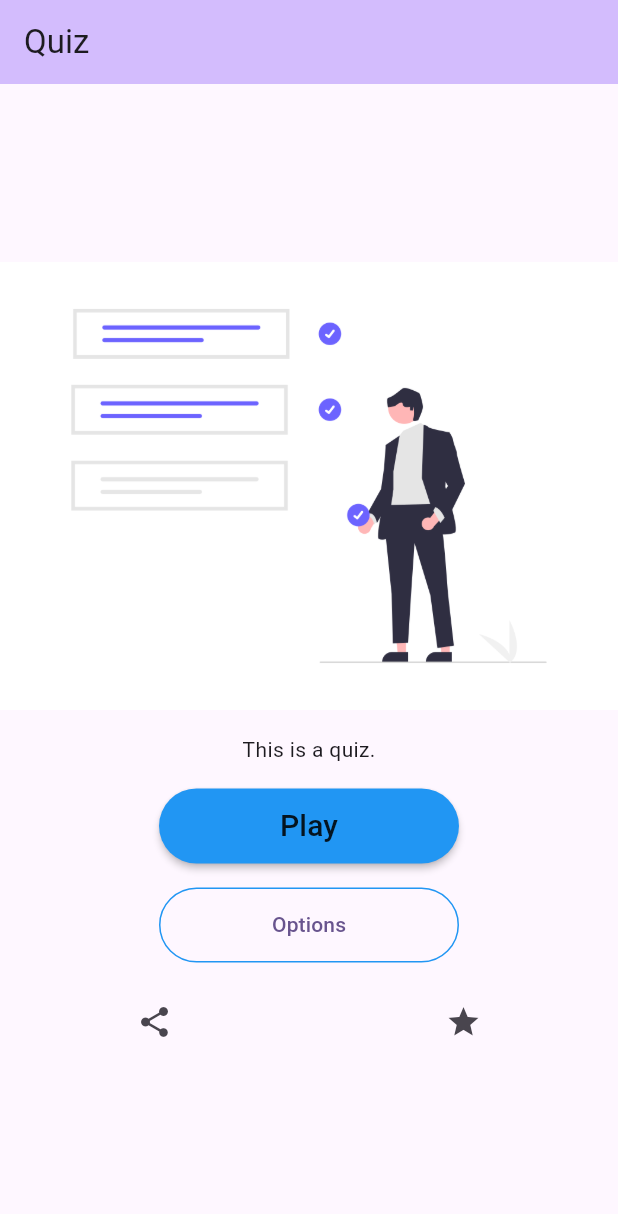
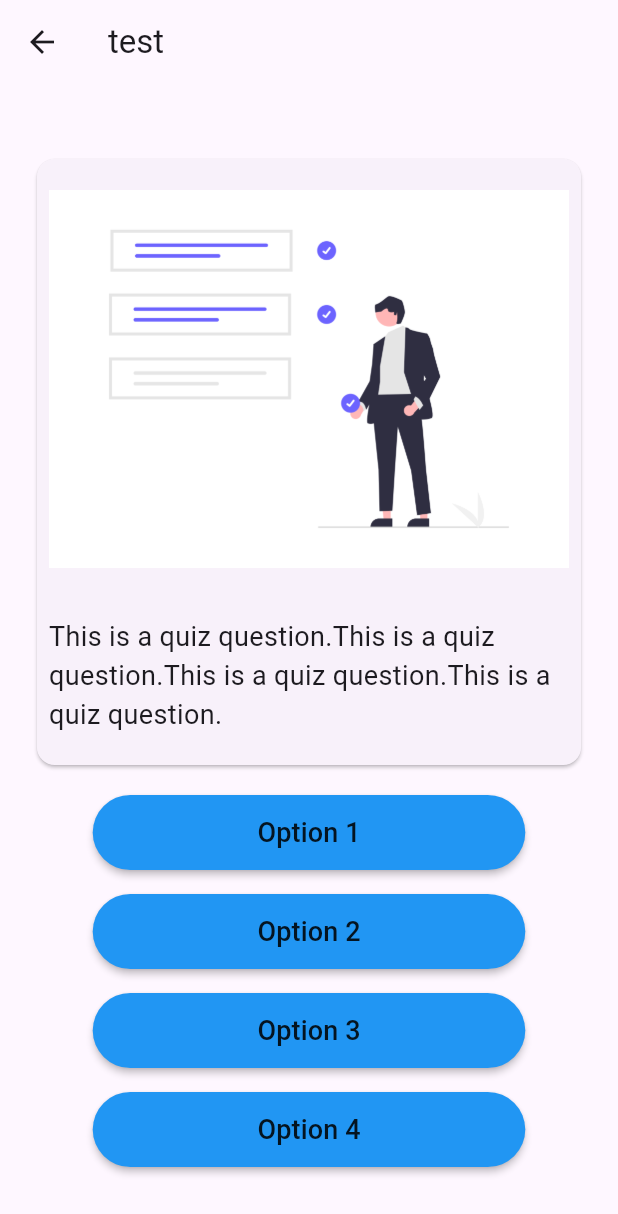
Before and after one commit to ekhiw/quis_kebangsaan, a Flutter app: the screen it shows after launch, after a tap on "Play", on a phone screen of 412 x 824 dp. Shown: the top 1214 px of the screen. Run offline on Flutter 3.47's test engine with Material 2 defaults, Android fonts, the phone set to English and light mode, and no system bars; our stand-ins replace equatable, firebase_core, firebase_database, flutter_bloc, get_it, rxdart; accounts and stored records are empty.

Commit message:
search topic and add question screen

```diff
--- a/lib/injection.dart
+++ b/lib/injection.dart
@@ -3,6 +3,7 @@ import 'package:quis_kebangsaan/src/data/datasources/firebase_rt_datasource.dart
 import 'package:quis_kebangsaan/src/data/repository/main_repository.dart';
 import 'package:quis_kebangsaan/src/domain/repository/base_repository.dart';
 import 'package:quis_kebangsaan/src/domain/usecases/get_all_topics.dart';
+import 'package:quis_kebangsaan/src/domain/usecases/search_topic.dart';
 import 'package:quis_kebangsaan/src/presentation/bloc/dashboard/dashboard_bloc.dart';
 
 final locator = GetIt.instance;
@@ -12,12 +13,14 @@ void init() {
   // =========== bloc ==============
   locator.registerFactory(
         () => DashboardBloc(
-      locator(),
+          getAllTopics: locator(),
+          searchTopic: locator(),
     ),
   );
 
   // ========= usecases ============
   locator.registerLazySingleton(() => GetAllTopics(locator()));
+  locator.registerLazySingleton(() => SearchTopic(locator()));
 
 
   // ======== repository ===========
--- a/lib/main.dart
+++ b/lib/main.dart
@@ -2,9 +2,11 @@ import 'package:flutter/material.dart';
 import 'package:flutter_bloc/flutter_bloc.dart';
 import 'package:provider/provider.dart';
 import 'package:quis_kebangsaan/src/commons/utils.dart';
+import 'package:quis_kebangsaan/src/domain/entities/Topic.dart';
 import 'package:quis_kebangsaan/src/presentation/bloc/dashboard/dashboard_bloc.dart';
 import 'package:quis_kebangsaan/src/presentation/screen/main_screen.dart';
 import 'package:firebase_core/firebase_core.dart';
+import 'package:quis_kebangsaan/src/presentation/screen/question_screen.dart';
 import 'package:quis_kebangsaan/src/presentation/screen/topic_screen.dart';
 import 'firebase_options.dart';
 import 'package:quis_kebangsaan/injection.dart' as di;
@@ -45,6 +47,13 @@ class MyApp extends StatelessWidget {
                 return MaterialPageRoute(builder: (_) => const MainScreen());
               case '/topics':
                 return MaterialPageRoute(builder: (_) => const TopicScreen());
+              case '/question':
+                Topic arg = const Topic(id: 0, name: "name", desc: "desc");
+                if (settings.arguments is Topic) {
+                  arg = settings.arguments as Topic;
+                }
+                final payload = arg;
+                return MaterialPageRoute(builder: (_) => QuestionScreen(argument: payload,),settings: settings);
             }
           },
         ),
--- a/lib/src/domain/repository/base_repository.dart
+++ b/lib/src/domain/repository/base_repository.dart
@@ -3,4 +3,5 @@ import 'package:quis_kebangsaan/src/domain/entities/Topic.dart';
 
 abstract class BaseRepository {
     Future<List<Topic>> getAllTopics();
+    Future<List<Topic>> searchTopic(String query);
 }
--- /dev/null
+++ b/lib/src/domain/usecases/search_topic.dart
@@ -0,0 +1,12 @@
+import 'package:quis_kebangsaan/src/domain/entities/Topic.dart';
+import 'package:quis_kebangsaan/src/domain/repository/base_repository.dart';
+
+class SearchTopic {
+  final BaseRepository repository;
+
+  SearchTopic(this.repository);
+
+  Future<List<Topic>> execute(String query) {
+    return repository.searchTopic(query);
+  }
+}
--- a/lib/src/presentation/bloc/dashboard/dashboard_bloc.dart
+++ b/lib/src/presentation/bloc/dashboard/dashboard_bloc.dart
@@ -1,12 +1,17 @@
-import 'package:bloc/bloc.dart';
-
+import 'package:flutter_bloc/flutter_bloc.dart';
+import 'package:quis_kebangsaan/src/domain/usecases/search_topic.dart';
 import 'dashboard_event.dart';
 import 'dashboard_state.dart';
 import 'package:quis_kebangsaan/src/domain/usecases/get_all_topics.dart';
+import 'package:rxdart/rxdart.dart';
 
 class DashboardBloc extends Bloc<DashboardEvent, DashboardState> {
   final GetAllTopics getAllTopics;
-  DashboardBloc(this.getAllTopics) : super(DashboardEmpty()) {
+  final SearchTopic searchTopic;
+  DashboardBloc({
+    required this.getAllTopics,
+    required this.searchTopic
+  }) : super(DashboardEmpty()) {
     on<InitDashboardEvent>((event, emit) async {
       emit(DashboardLoading());
       final result = await getAllTopics.execute();
@@ -16,5 +21,29 @@ class DashboardBloc extends Bloc<DashboardEvent, DashboardState> {
         emit(DashboardLoaded(result));
       }
     });
+    on<OnQueryChanged>((event, emit) async {
+      final query = event.query;
+      if(query.isNotEmpty) {
+        emit(DashboardLoading());
+        final result = await searchTopic.execute(query);
+        if(result.isEmpty) {
+          emit(DashboardEmpty());
+        } else {
+          emit(DashboardLoaded(result));
+        }
+      } else {
+        final result = await getAllTopics.execute();
+        if(result.isEmpty) {
+          emit(DashboardEmpty());
+        } else {
+          emit(DashboardLoaded(result));
+        }
+      }
+    }, transformer: debounce(const Duration(milliseconds: 800)),);
   }
 }
+
+
+EventTransformer<MyEvent> debounce<MyEvent>(Duration duration) {
+  return (events, mapper) => events.debounceTime(duration).flatMap(mapper);
+}
--- a/lib/src/presentation/bloc/dashboard/dashboard_event.dart
+++ b/lib/src/presentation/bloc/dashboard/dashboard_event.dart
@@ -1,6 +1,21 @@
-abstract class DashboardEvent {}
+import 'package:equatable/equatable.dart';
+
+abstract class DashboardEvent extends Equatable {
+  const DashboardEvent();
+
+  @override
+  List<Object?> get props => [];
+}
 
 class InitDashboardEvent extends DashboardEvent {
 
+}
 
+class OnQueryChanged extends DashboardEvent {
+  final String query;
+
+  const OnQueryChanged(this.query);
+
+  @override
+  List<Object> get props => [query];
 }
--- a/lib/src/presentation/screen/main_screen.dart
+++ b/lib/src/presentation/screen/main_screen.dart
@@ -2,6 +2,7 @@ import 'package:flutter/material.dart';
 import 'package:flutter_bloc/flutter_bloc.dart';
 
 import 'package:quis_kebangsaan/injection.dart';
+import 'package:quis_kebangsaan/src/domain/entities/Topic.dart';
 import 'package:quis_kebangsaan/src/presentation/bloc/dashboard/dashboard_bloc.dart';
 import 'package:quis_kebangsaan/src/presentation/bloc/dashboard/dashboard_event.dart';
 
@@ -47,7 +48,12 @@ class _MainPageState extends State<MainScreen> {
             Text('This is a quiz.'),
             SizedBox(height: 16),
             MaterialButton(
-              onPressed: () {},
+              onPressed: () {
+                  Navigator.pushNamed(
+                      context,
+                      '/question',
+                      arguments: const Topic(id: 0, name: "test", desc: "testtttttttt"));
+                },
               child: Text('Play',
                 style: TextStyle(fontSize: 20),),
               minWidth: 200,
@@ -71,13 +77,25 @@ class _MainPageState extends State<MainScreen> {
             Row(
               mainAxisAlignment: MainAxisAlignment.spaceAround,
               children: [
+                Row(
+                  mainAxisAlignment: MainAxisAlignment.spaceEvenly,
+                  children: [
                     IconButton(
                       onPressed: () {},
                       icon: Icon(Icons.share),
                     ),
+                    const Text("Share")
+                  ],
+                ),
+                Row(
+                  mainAxisAlignment: MainAxisAlignment.spaceEvenly,
+                  children: [
                     IconButton(
                       onPressed: () {},
                       icon: Icon(Icons.star),
+                    ),
+                    const Text("Rate us")
+                  ],
                 ),
               ],
             ),
--- /dev/null
+++ b/lib/src/presentation/screen/question_screen.dart
@@ -0,0 +1,106 @@
+import 'package:flutter/material.dart';
+import 'package:quis_kebangsaan/src/domain/entities/Topic.dart';
+
+class QuestionScreen extends StatefulWidget {
+  final Topic argument;
+  const QuestionScreen({super.key,required this.argument});
+
+
+  @override
+  State<QuestionScreen> createState() => _QuestionScreenState();
+}
+
+class _QuestionScreenState extends State<QuestionScreen> {
+
+  @override
+  void initState() {
+    super.initState();
+    print(widget.argument);
+    // Future.microtask(() =>
+    //     Provider.of<ArticleCategoryBloc>(context, listen: false)
+    //         .add(FetchArticleCategory(widget.category)),);
+  }
+
+  @override
+  Widget build(BuildContext context) {
+    return Scaffold(
+      appBar: AppBar(
+        title: Text('test'),
+      ),
+      body: Center(
+        child: Column(
+          mainAxisAlignment: MainAxisAlignment.center,
+          children: [
+            Container(
+              constraints: BoxConstraints(
+                  minWidth: MediaQuery.of(context).size.width * 0.75,
+                  maxWidth: MediaQuery.of(context).size.width * 0.9,
+                  minHeight: MediaQuery.of(context).size.height * 0.35,
+                  maxHeight: MediaQuery.of(context).size.height * 0.5
+              ),
+              child: Card(
+                child: Container(
+                  padding: const EdgeInsets.all(8),
+                  child: Column(
+                    mainAxisAlignment: MainAxisAlignment.spaceEvenly,
+                    children: [
+                      Image.asset('assets/images/image1.png'),
+                      const SizedBox(height: 8),
+                      Text('This is a quiz question.This is a quiz question.This is a quiz question.This is a quiz question.',
+                          style: TextStyle(fontSize: 18)),
+                    ],
+                  ),
+                )
+              ),
+            ),
+            SizedBox(height: 16),
+            Column(
+              mainAxisAlignment: MainAxisAlignment.spaceAround,
+              children: [
+                MaterialButton(
+                  onPressed: () {},
+                  child: Text('Option 1',
+                    style: TextStyle(fontSize: 18),),
+                  minWidth: MediaQuery.of(context).size.width * 0.7,
+                  height : 50,
+                  shape: RoundedRectangleBorder(borderRadius: BorderRadius.circular(25)),
+                  color: Colors.blue,
+                ),
+                SizedBox(height: 16),
+                MaterialButton(
+                  onPressed: () {},
+                  child: Text('Option 2',
+                    style: TextStyle(fontSize: 18),),
+                  minWidth: MediaQuery.of(context).size.width * 0.7,
+                  height : 50,
+                  shape: RoundedRectangleBorder(borderRadius: BorderRadius.circular(25)),
+                  color: Colors.blue,
+                ),
+                SizedBox(height: 16),
+                MaterialButton(
+                  onPressed: () {},
+                  child: Text('Option 3',
+                    style: TextStyle(fontSize: 18),),
+                  minWidth: MediaQuery.of(context).size.width * 0.7,
+                  height : 50,
+                  shape: RoundedRectangleBorder(borderRadius: BorderRadius.circular(25)),
+                  color: Colors.blue,
+                ),
+                SizedBox(height: 16),
+                MaterialButton(
+                  onPressed: () {},
+                  child: Text('Option 4',
+                    style: TextStyle(fontSize: 18),),
+                  minWidth: MediaQuery.of(context).size.width * 0.7,
+                  height : 50,
+                  shape: RoundedRectangleBorder(borderRadius: BorderRadius.circular(25)),
+                  color: Colors.blue,
+                ),
+              ],
+            ),
+          ],
+        ),
+      ),
+    );
+  }
+}
--- a/pubspec.yaml
+++ b/pubspec.yaml
@@ -42,6 +42,7 @@ dependencies:
   firebase_core: ^2.13.0
   firebase_database: ^10.2.1
   firebase_ui_database: ^1.3.1
+  rxdart: ^0.27.3
   dio: ^5.1.2
 
 dev_dependencies:
```
Also changed, not shown: lib/src/data/datasources/firebase_rt_datasource.dart (+24 -1 lines), lib/src/data/repository/main_repository.dart (+6 -1 lines), lib/src/presentation/screen/topic_screen.dart (+15 -21 lines), pubspec.lock. Lines whose indentation alone changed are shown as unchanged.
